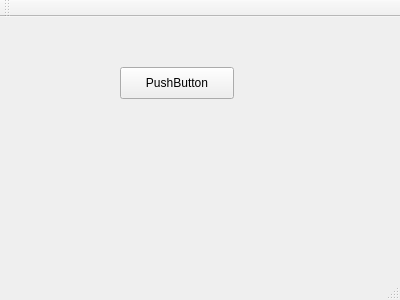
The window that mainwindow.ui (rogerresmini/teste5qt4) describes before a commit, drawn with Qt 5.
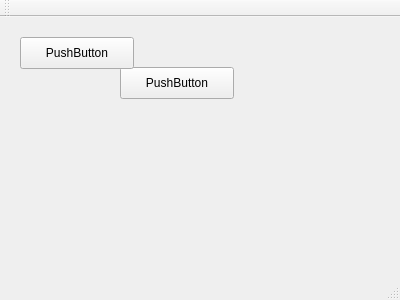
The same window after the commit.

```diff
--- a/mainwindow.ui
+++ b/mainwindow.ui
@@ -27,6 +27,19 @@
      <string>PushButton</string>
     </property>
    </widget>
+   <widget class="QPushButton" name="pushButton_2">
+    <property name="geometry">
+     <rect>
+      <x>20</x>
+      <y>20</y>
+      <width>114</width>
+      <height>32</height>
+     </rect>
+    </property>
+    <property name="text">
+     <string>PushButton</string>
+    </property>
+   </widget>
   </widget>
   <widget class="QMenuBar" name="menuBar">
    <property name="geometry">
```
